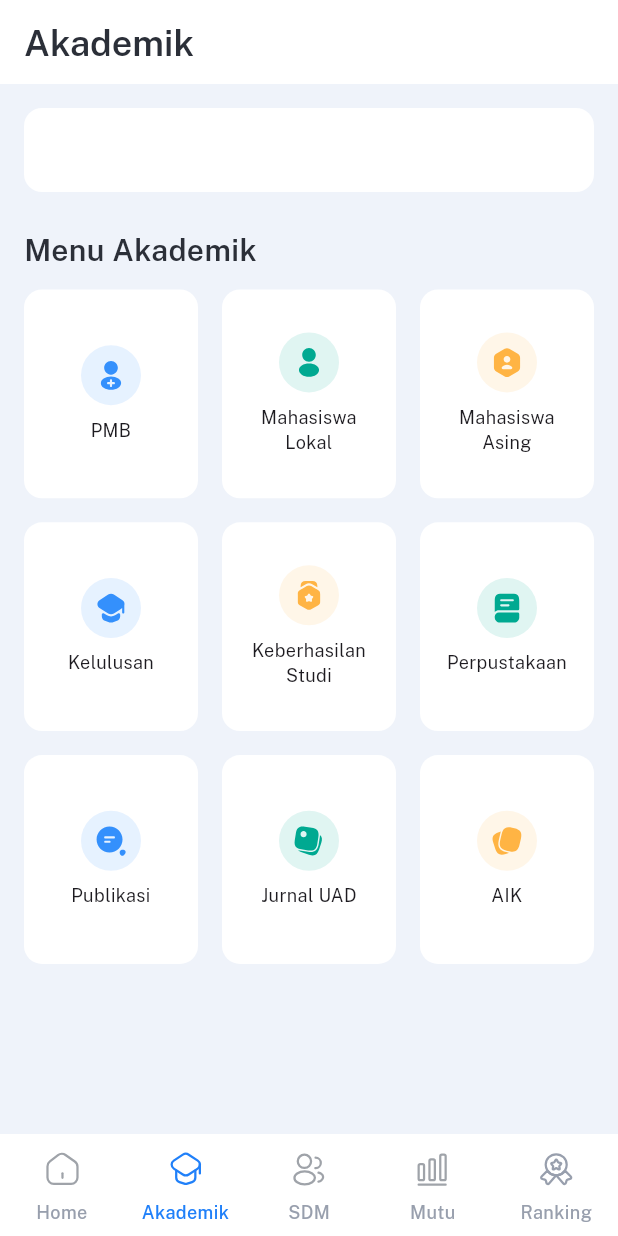
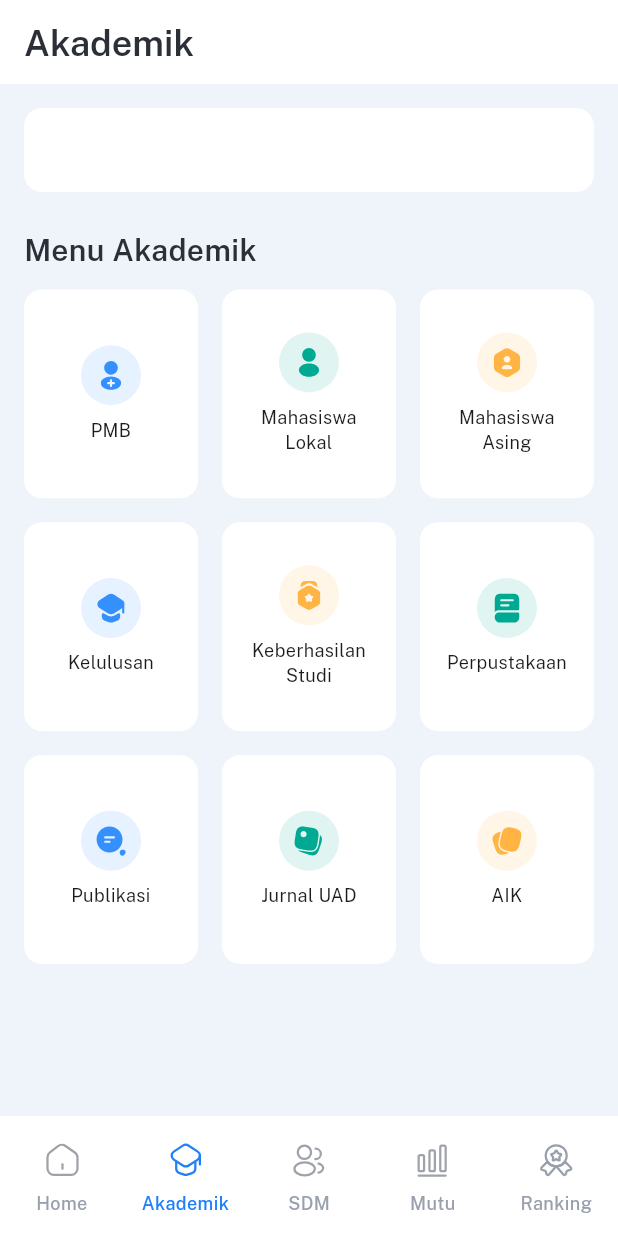
Before and after one commit to ahmluthfi/DES_UAD, a Flutter app: the screen it shows after launch, swiped to page 2, on a phone screen of 412 x 824 dp. Run offline on Flutter 3.47's test engine with Material 3 defaults, Android fonts, the phone set to English and light mode, and no system bars; our stand-ins replace bloc, community_charts_flutter, fl_chart, flutter_bloc, flutter_svg, gap and 1 more; missing offline and left inert: d_chart; network calls fail.

Commit message:
change the bottom navigation button

```diff
--- a/lib/init_screens/fragment_view.dart
+++ b/lib/init_screens/fragment_view.dart
@@ -80,23 +80,16 @@ class _FragmentPageState extends State<FragmentPage> {
         ),
         children: pages,
       ),
-      floatingActionButton: Container(
-        decoration: const BoxDecoration(color: kWhite),
-        width: double.infinity,
-        height: 68,
-        child: NavigationBar(
-          backgroundColor: Colors.transparent,
+      bottomNavigationBar: NavigationBar(
+        backgroundColor: kWhite,
         elevation: 0,
         selectedIndex: currentPage,
         destinations: destinations,
-          surfaceTintColor: Colors.transparent,
         onDestinationSelected: (value) {
           pageController.jumpToPage(value);
           setState(() => currentPage = value);
         },
       ),
-      ),
-      floatingActionButtonLocation: FloatingActionButtonLocation.centerDocked,
     );
   }
 }
--- a/lib/screens/widgets/card_student_body.dart
+++ b/lib/screens/widgets/card_student_body.dart
@@ -1,5 +1,4 @@
 import 'package:des_uad/cubit/home_cubit.dart';
-import 'package:des_uad/data/models/student_body_model.dart';
 import 'package:flutter/material.dart';
 import 'package:flutter_bloc/flutter_bloc.dart';
 
@@ -16,8 +15,6 @@ class CardStudentBody extends StatelessWidget {
     //call cubit
     final HomeCubit homeCubit = context.read<HomeCubit>();
 
-    // temporary chart
-
     return BaseContainer.styledBigCard(
       children: [
         BlocBuilder<HomeCubit, HomeState>(
@@ -25,7 +22,12 @@ class CardStudentBody extends StatelessWidget {
           buildWhen: (previous, current) => current is StudentBodyState,
           builder: (context, state) {
             if (state is StudentBodyLoading) {
-              return Center();
+              return const Expanded(
+                  child: Center(
+                child: CircularProgressIndicator(
+                  color: kBlue,
+                ),
+              ));
             }
             if (state is StudentBodyLoaded) {
               return Column(
@@ -51,7 +53,7 @@ class CardStudentBody extends StatelessWidget {
                 ],
               );
             }
-            return SizedBox();
+            return const SizedBox();
           },
         ),
         kGap24,
@@ -60,7 +62,7 @@ class CardStudentBody extends StatelessWidget {
           buildWhen: (previous, current) => current is StudentStatusState,
           builder: (context, state) {
             if (state is AkademikStudentStatusLoading) {
-              return Center();
+              return const Center();
             }
             if (state is AkademikStudentStatusLoaded) {
               String active = state.data.aktif;
@@ -133,7 +135,7 @@ class CardStudentBody extends StatelessWidget {
                 ],
               );
             }
-            return SizedBox();
+            return const SizedBox();
           },
         ),
       ],
--- a/lib/temp.dart
+++ /dev/null
@@ -1 +0,0 @@
-//ini adalah file temporary
```
Lines whose indentation alone changed are shown as unchanged.
